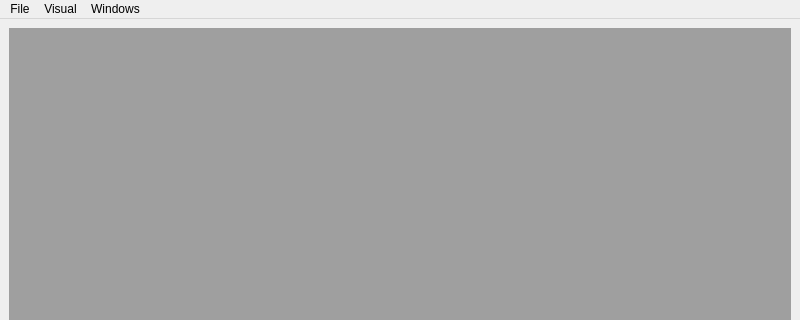
Before: the Qt Designer form dotui/main_window.ui in babybob8/analysis-labs, drawn with Qt 5; both pictures show x 0 to 800 and y 0 to 320 of the 800 by 600 pixel window.
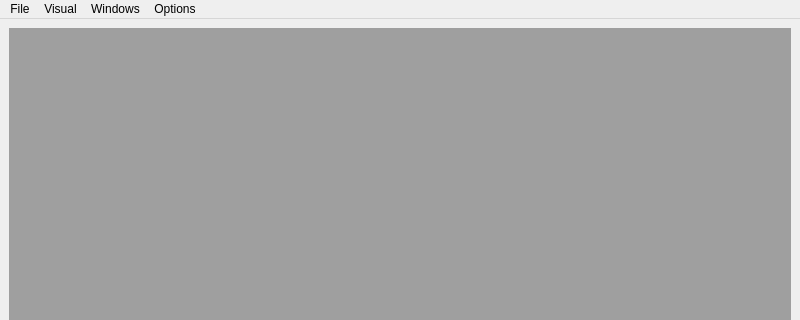
After: the same form once the commit is applied. Icons and pictures are not drawn.

Diff of the .ui file:
```diff
--- a/dotui/main_window.ui
+++ b/dotui/main_window.ui
@@ -59,9 +59,17 @@
     <addaction name="actionCloseAll"/>
     <addaction name="separator"/>
    </widget>
+   <widget class="QMenu" name="menuOptions">
+    <property name="title">
+     <string>Options</string>
+    </property>
+    <addaction name="actionAlpha"/>
+    <addaction name="actionDependent"/>
+   </widget>
    <addaction name="menuFile"/>
    <addaction name="menuVisualization"/>
    <addaction name="menuWindows"/>
+   <addaction name="menuOptions"/>
   </widget>
   <action name="actionLoad">
    <property name="text">
```
Left out of the diff: 22 changed lines with no effect on the pictures.
